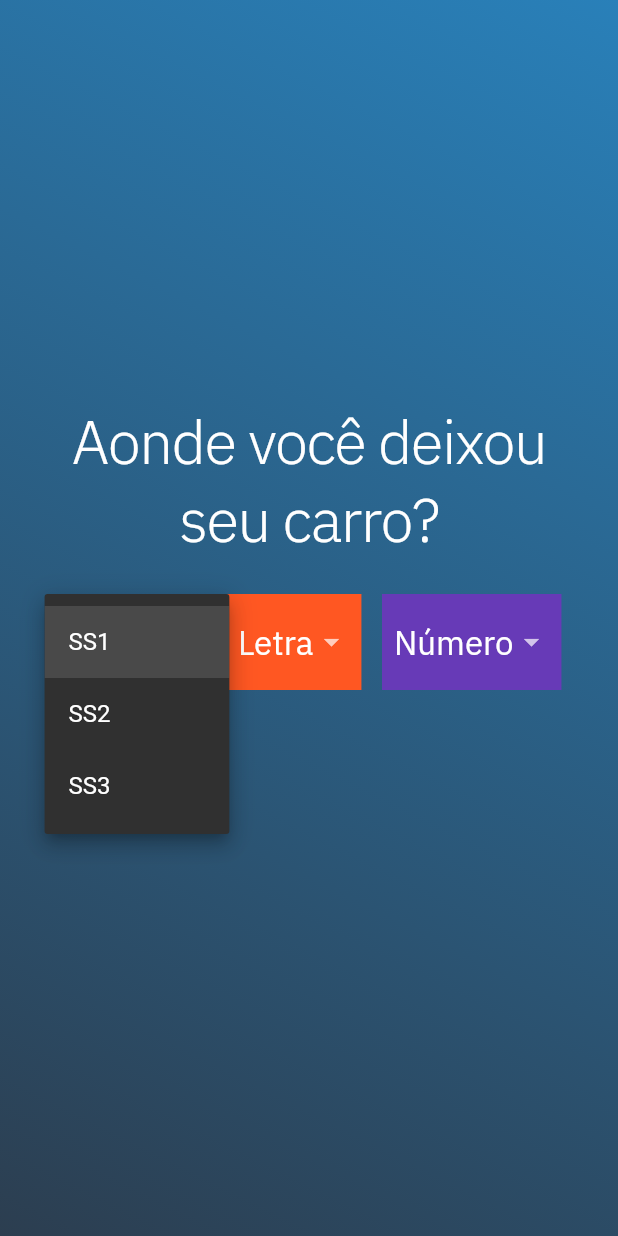
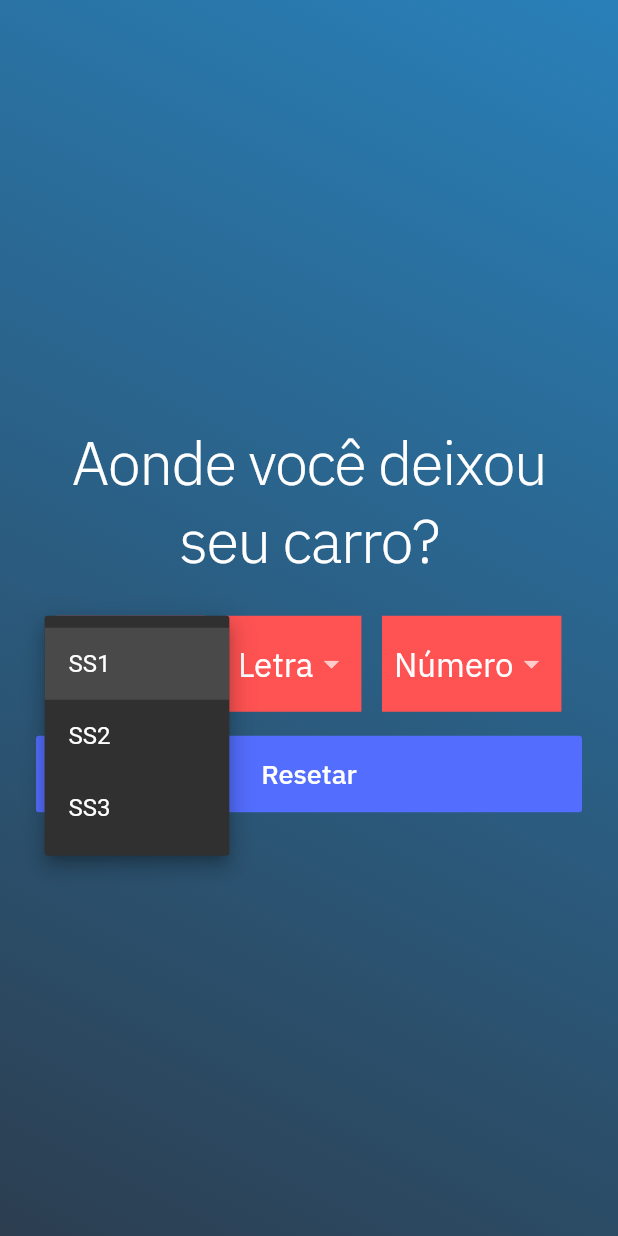
Before and after one commit to eshinkawa/carFinderFlutter, a Flutter app: the screen it shows after launch, after a tap on "Andar", on a phone screen of 412 x 824 dp. Run offline on Flutter 3.47's test engine with Material 2 defaults, Android fonts, the light colour scheme and no system bars; our stand-ins replace shared_preferences.

Commit message:
Sharedpref added, conditional rendering and reset button

```diff
--- /dev/null
+++ b/lib/button.dart
@@ -0,0 +1,37 @@
+import 'package:flutter/material.dart';
+
+class Button extends StatelessWidget {
+  Button(
+      {@required this.text,
+      @required this.onPressed,
+      @required this.color,
+      @required this.showButton});
+
+  final String text;
+  final Function onPressed;
+  final Color color;
+  final bool showButton;
+
+  @override
+  Widget build(BuildContext context) {
+    return showButton
+        ? Container(
+            width: double.infinity,
+            margin: EdgeInsets.fromLTRB(0, 16, 0, 0),
+            child: FlatButton(
+              child: Container(
+                padding: EdgeInsets.all(14),
+                child: Text(
+                  text,
+                  style: TextStyle(color: Colors.white, fontSize: 18),
+                ),
+              ),
+              onPressed: onPressed,
+              color: color,
+            ),
+          )
+        : Container(
+            height: 0,
+          );
+  }
+}
--- /dev/null
+++ b/lib/dropItem.dart
@@ -0,0 +1,40 @@
+import 'package:flutter/material.dart';
+
+class DropItem extends StatelessWidget {
+  DropItem(
+      {@required this.isEnabled,
+      @required this.onChanged,
+      @required this.items,
+      @required this.selectedValue,
+      @required this.dropHint});
+  final bool isEnabled;
+  final Function onChanged;
+  final List<DropdownMenuItem<String>> items;
+  final String selectedValue;
+  final String dropHint;
+
+  @override
+  Widget build(BuildContext context) {
+    return isEnabled
+        ? Container(
+            padding: EdgeInsets.all(8),
+            decoration: BoxDecoration(color: Colors.redAccent),
+            child: DropdownButtonHideUnderline(
+              child: DropdownButton(
+                items: items,
+                value: selectedValue,
+                hint: Text(dropHint,
+                    textAlign: TextAlign.center,
+                    style: TextStyle(
+                        fontFamily: 'IBMPlexSans',
+                        fontSize: 22,
+                        color: Colors.white)),
+                onChanged: onChanged,
+              ),
+            ),
+          )
+        : Container(
+            height: 0,
+          );
+  }
+}
--- a/lib/main.dart
+++ b/lib/main.dart
@@ -1,4 +1,10 @@
 import 'package:flutter/material.dart';
+import 'package:intl/intl.dart';
+
+import './dropItem.dart';
+import './sign.dart';
+import './button.dart';
+import 'package:shared_preferences/shared_preferences.dart';
 
 void main() => runApp(MyApp());
 
@@ -27,6 +33,40 @@ class _MyHomePageState extends State<MyHomePage> {
   String _selectedFloor;
   String _selectedLetter;
   String _selectedNumber;
+  String code;
+  String timeStamp;
+
+  @override
+  void initState() {
+    super.initState();
+    print(code);
+
+    getDataFromStorage();
+  }
+
+  void setDataOnStorage(String propName, String value) async {
+    SharedPreferences prefs = await SharedPreferences.getInstance();
+    prefs.setString(propName, value);
+  }
+
+  void getDataFromStorage() async {
+    SharedPreferences prefs = await SharedPreferences.getInstance();
+    String codeAsync = prefs.getString('code');
+    String timeStampAsync = prefs.getString('timeStamp');
+    print(code);
+    print(timeStamp);
+    setState(() {
+      code = codeAsync;
+      timeStamp = timeStampAsync;
+    });
+  }
+
+  void removeDataFromStorage() async {
+    SharedPreferences prefs = await SharedPreferences.getInstance();
+    prefs.remove('code');
+    prefs.remove('timeStamp');
+    getDataFromStorage();
+  }
 
   List<DropdownMenuItem<String>> _dropdownFloor() {
     List<String> ddl = ["SS1", "SS2", "SS3"];
@@ -38,7 +78,7 @@ class _MyHomePageState extends State<MyHomePage> {
         .toList();
   }
 
-  List<DropdownMenuItem<String>> _dropdownItem() {
+  List<DropdownMenuItem<String>> _dropdownLetter() {
     List<String> ddl = ["A", "B", "C", "D", "E", "F"];
     return ddl
         .map((value) => DropdownMenuItem(
@@ -61,17 +101,24 @@ class _MyHomePageState extends State<MyHomePage> {
         .toList();
   }
 
-  bool _allInfoFilled() {
+  bool _isAllInfoFilled() {
     var floor = _selectedFloor != null;
     var letter = _selectedLetter != null;
     var number = _selectedNumber != null;
+    return floor && letter && number;
+  }
 
-    // return '$letter $number no ${floor}';
-    return floor && letter && number;
+  void _reset() {
+    _selectedFloor = null;
+    _selectedLetter = null;
+    _selectedNumber = null;
+    setState(() {});
   }
 
   @override
   Widget build(BuildContext context) {
+    String timeStamp = DateFormat('dd/MM/yyyy HH:mm')
+        .format(DateTime.parse(DateTime.now().toString()));
     return Scaffold(
         body: Center(
             child: Container(
@@ -102,83 +149,62 @@ class _MyHomePageState extends State<MyHomePage> {
                 crossAxisAlignment: CrossAxisAlignment.center,
                 mainAxisAlignment: MainAxisAlignment.spaceEvenly,
                 children: <Widget>[
-                  Container(
-                    padding: EdgeInsets.all(8),
-                    decoration: BoxDecoration(color: Colors.redAccent),
-                    child: DropdownButtonHideUnderline(
-                      child: DropdownButton(
+                  DropItem(
+                    isEnabled: code == null,
+                    dropHint: 'Andar',
                     items: _dropdownFloor(),
-                        value: _selectedFloor,
-                        hint: Text('Andar',
-                            textAlign: TextAlign.center,
-                            style: TextStyle(
-                                fontFamily: 'IBMPlexSans',
-                                fontSize: 22,
-                                color: Colors.white)),
+                    selectedValue: _selectedFloor,
                     onChanged: (String value) {
                       _selectedFloor = value;
                       setState(() {});
                     },
                   ),
-                    ),
-                  ),
-                  Container(
-                    padding: EdgeInsets.all(8),
-                    decoration: BoxDecoration(color: Colors.deepOrange),
-                    child: DropdownButtonHideUnderline(
-                      child: DropdownButton(
-                        items: _dropdownItem(),
-                        value: _selectedLetter,
-                        hint: Text('Letra',
-                            textAlign: TextAlign.center,
-                            style: TextStyle(
-                                fontFamily: 'IBMPlexSans',
-                                fontSize: 22,
-                                color: Colors.white)),
+                  DropItem(
+                    isEnabled: code == null,
+                    dropHint: 'Letra',
+                    items: _dropdownLetter(),
+                    selectedValue: _selectedLetter,
                     onChanged: (String value) {
                       _selectedLetter = value;
                       setState(() {});
                     },
                   ),
-                    ),
-                  ),
-                  Container(
-                    padding: EdgeInsets.all(8),
-                    decoration: BoxDecoration(color: Colors.deepPurple),
-                    child: DropdownButtonHideUnderline(
-                      child: DropdownButton(
+                  DropItem(
+                    isEnabled: code == null,
+                    dropHint: 'Número',
                     items: _dropdownNumber(),
-                        value: _selectedNumber,
-                        hint: Text('Número',
-                            textAlign: TextAlign.center,
-                            style: TextStyle(
-                                fontFamily: 'IBMPlexSans',
-                                fontSize: 22,
-                                color: Colors.white)),
+                    selectedValue: _selectedNumber,
                     onChanged: (String value) {
                       _selectedNumber = value;
                       setState(() {});
                     },
                   ),
-                    ),
-                  ),
                 ],
               ),
             ),
           ),
-          Container(
-            margin: EdgeInsets.fromLTRB(0, 48, 0, 0),
-            padding: EdgeInsets.all(24),
-            decoration:
-                _allInfoFilled() ? BoxDecoration(color: Colors.pink) : null,
-            child: _allInfoFilled()
-                ? Text(
-                    '$_selectedLetter$_selectedNumber no $_selectedFloor',
-                    textAlign: TextAlign.center,
-                    style: TextStyle(fontSize: 80, color: Colors.white),
-                  )
-                : null,
-          )
+          Sign(
+            isAllInfoFilled: _isAllInfoFilled(),
+            selectedFloor: _selectedFloor,
+            selectedLetter: _selectedLetter,
+            selectedNumber: _selectedNumber,
+            code: code,
+            timeStamp: timeStamp,
+          ),
+          Button(
+              showButton: _isAllInfoFilled(),
+              onPressed: () => {
+                    setDataOnStorage('code',
+                        '$_selectedLetter$_selectedNumber no $_selectedFloor'),
+                    setDataOnStorage('timeStamp', timeStamp)
+                  },
+              text: "Salvar",
+              color: Colors.red),
+          Button(
+              showButton: true,
+              onPressed: () => {_reset(), removeDataFromStorage()},
+              text: "Resetar",
+              color: Colors.indigoAccent),
         ],
       )),
     )));
--- /dev/null
+++ b/lib/sign.dart
@@ -0,0 +1,47 @@
+import 'package:flutter/material.dart';
+
+class Sign extends StatelessWidget {
+  Sign(
+      {@required this.isAllInfoFilled,
+      @required this.selectedLetter,
+      @required this.selectedNumber,
+      @required this.selectedFloor,
+      @required this.code,
+      @required this.timeStamp});
+
+  final bool isAllInfoFilled;
+  final String selectedLetter;
+  final String selectedNumber;
+  final String selectedFloor;
+  final String code;
+  final String timeStamp;
+  @override
+  Widget build(BuildContext context) {
+    return isAllInfoFilled || code != null
+        ? Container(
+            margin: EdgeInsets.fromLTRB(0, 24, 0, 0),
+            padding: EdgeInsets.all(16),
+            decoration: BoxDecoration(
+                color: Colors.pink, borderRadius: BorderRadius.circular(4.0)),
+            child: Column(
+              children: <Widget>[
+                Text(
+                  code != null
+                      ? code
+                      : '$selectedLetter$selectedNumber no $selectedFloor',
+                  textAlign: TextAlign.center,
+                  style: TextStyle(fontSize: 60, color: Colors.white),
+                ),
+                Text(
+                  'Horário: $timeStamp',
+                  style: TextStyle(
+                    color: Colors.white,
+                    fontSize: 12.0,
+                  ),
+                )
+              ],
+            ),
+          )
+        : Container(height: 0);
+  }
+}
--- a/pubspec.yaml
+++ b/pubspec.yaml
@@ -23,6 +23,8 @@ dependencies:
   # The following adds the Cupertino Icons font to your application.
   # Use with the CupertinoIcons class for iOS style icons.
   cupertino_icons: ^0.1.2
+  intl: ^0.15.8
+  shared_preferences: ^0.4.3
 
 dev_dependencies:
   flutter_test:
```
Also changed, not shown: pubspec.lock, 6 other files. Lines whose indentation alone changed are shown as unchanged.
